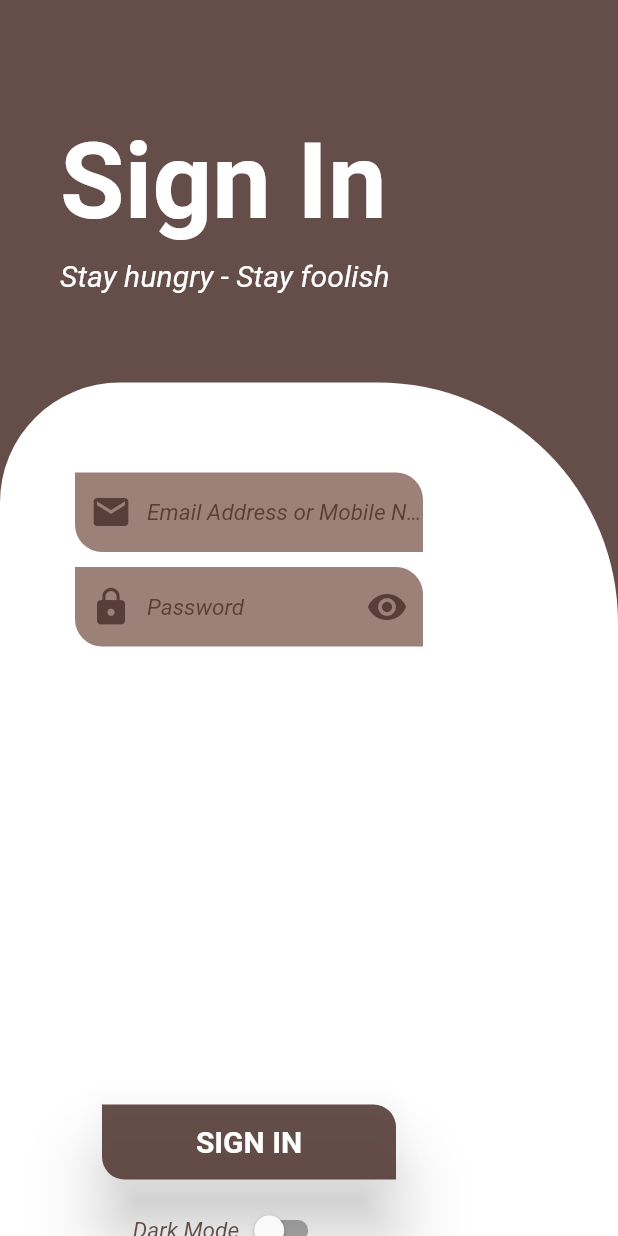
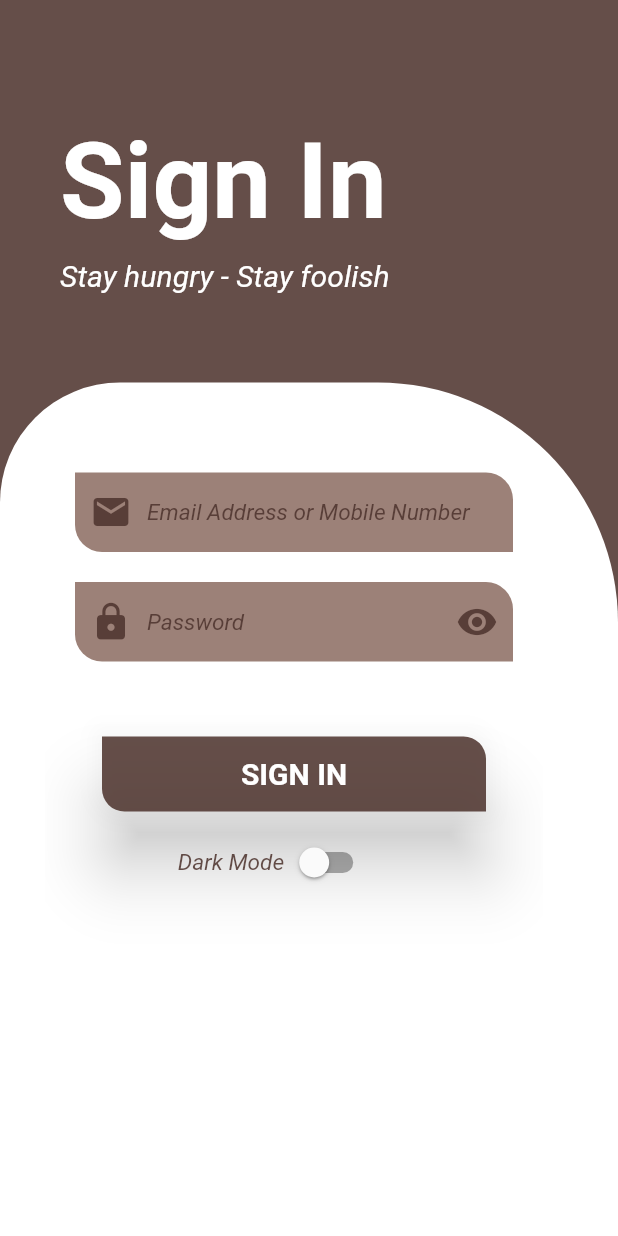
Before and after one commit to ThiemJson/Flutter_SignIn_SignUp_Page, a Flutter app: the screen it shows after launch, on a phone screen of 412 x 824 dp. Run offline on Flutter 3.47's test engine with Material 2 defaults, Android fonts, the phone set to English and light mode, and no system bars.

```diff
--- a/lib/SignIn.dart
+++ b/lib/SignIn.dart
@@ -4,6 +4,7 @@ import 'package:flutter/cupertino.dart';
 import 'package:flutter/material.dart';
 import 'package:flutter/rendering.dart';
 import 'package:flutter/widgets.dart';
+import 'CircleImage.dart';
 
 class SignIn extends StatefulWidget {
   @override
@@ -65,6 +66,7 @@ class _MyAppState extends State<MyApp> {
                       child: Text("Sign In", style: TextStyle(color: Colors.white, fontSize: 70, fontWeight: FontWeight.bold),),
                     ),
                   ],
+
                 ),
                 SizedBox(height: 10,),
                 Padding(
@@ -82,7 +84,8 @@ class _MyAppState extends State<MyApp> {
                       )
                     ),
                       child: Padding(
-                        padding: const EdgeInsets.only(left: 30.00, right: 110.00, top: 40.0, bottom: 0.0),
+                        padding: const EdgeInsets.only(left: 30.00, right: 50.00, top: 40.0, bottom: 0.0),
+                        child: SingleChildScrollView(
                           child: Column(
                             children: <Widget>[
                               Container(
@@ -113,7 +116,7 @@ class _MyAppState extends State<MyApp> {
                                     Container(
                                       width: MediaQuery.of(context).size.width,
                                       //height: 60
-                                    margin: EdgeInsets.only(top: 10),
+                                      margin: EdgeInsets.only(top: 20),
                                       decoration: BoxDecoration(
                                           color: color_2,
                                           borderRadius: BorderRadius.only(topRight: Radius.circular(18.00), bottomLeft: Radius.circular(18.0))
@@ -131,7 +134,8 @@ class _MyAppState extends State<MyApp> {
                                         ),
                                       ),
                                     ),
-                                  Spacer(),
+                                  //  Spacer(),
+                                    SizedBox(height: 50,),
                                     Container(
                                       width: double.infinity,
                                       padding: EdgeInsets.only(right: 18, left: 18, bottom: 10),
@@ -186,6 +190,7 @@ class _MyAppState extends State<MyApp> {
                           ),
                         ),
                       ),
+                  ),
                 )
               ],
             ),
--- a/pubspec.yaml
+++ b/pubspec.yaml
@@ -45,8 +45,8 @@ flutter:
   uses-material-design: true
 
   # To add assets to your application, add an assets section, like this:
-  # assets:
-  #   - images/a_dot_burr.jpeg
+  assets:
+    - images/ThiemAvatar.jpg
   #   - images/a_dot_ham.jpeg
 
   # An image asset can refer to one or more resolution-specific "variants", see
```
Also changed, not shown: lib/CircleImage.dart (added, +17 -0 lines), images/ThiemAvatar.jpg (added). Lines whose indentation alone changed are shown as unchanged.
